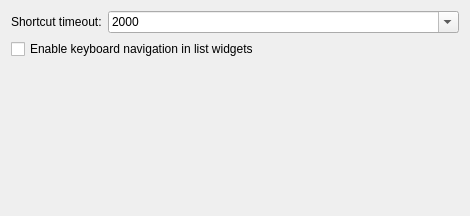
The window that scripts/Edit/AppPreferences/KeyboardPreferences/PreferencesPage.ui (qcad/qcad) describes before a commit, drawn with Qt 5.
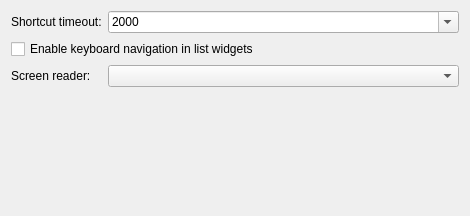
The same window after the commit.

Commit message: add preference to force disabling screenreaders

What changed in the file:
```diff
--- a/scripts/Edit/AppPreferences/KeyboardPreferences/PreferencesPage.ui
+++ b/scripts/Edit/AppPreferences/KeyboardPreferences/PreferencesPage.ui
@@ -73,6 +73,20 @@
      </property>
     </widget>
    </item>
+   <item row="2" column="0">
+    <widget class="QLabel" name="ScreenReaderLabel">
+     <property name="text">
+      <string>Screen reader:</string>
+     </property>
+    </widget>
+   </item>
+   <item row="2" column="1">
+    <widget class="QComboBox" name="ScreenReader">
+     <property name="toolTip">
+      <string>While a screen reader is in use, the cursor keys navigate the user interface instead of moving the selection</string>
+     </property>
+    </widget>
+   </item>
   </layout>
  </widget>
  <resources/>
```
The commit also changes 4 other files.
